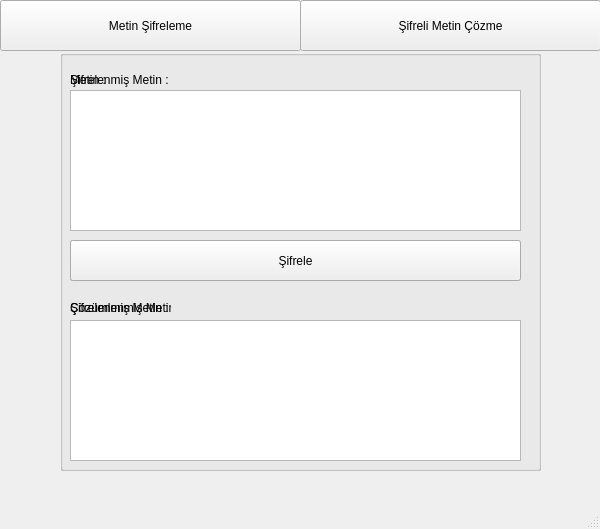
This is msgsfr.ui in IMaresaLI/General as Qt 5 draws it before an edit. The edited form follows.
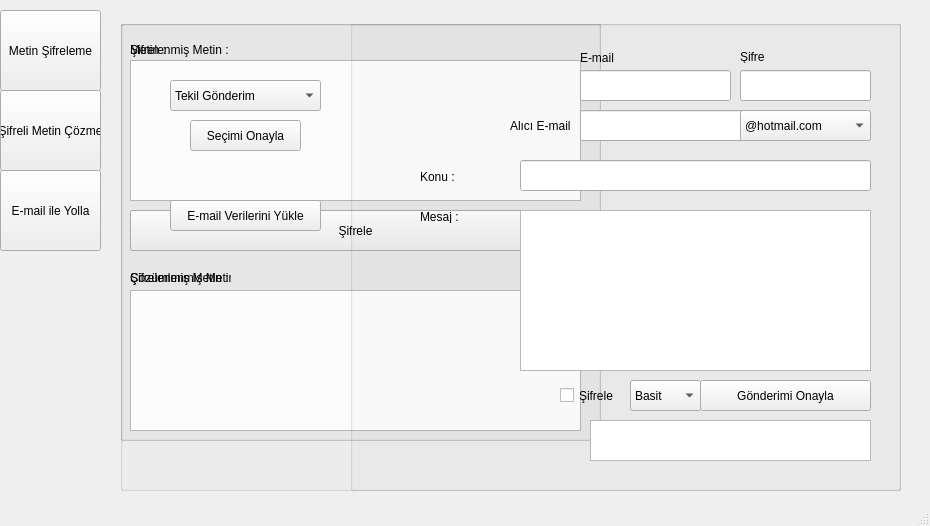
This is the edited form.

```diff
--- a/msgsfr.ui
+++ b/msgsfr.ui
@@ -6,10 +6,16 @@
    <rect>
     <x>0</x>
     <y>0</y>
-    <width>600</width>
-    <height>529</height>
+    <width>930</width>
+    <height>526</height>
    </rect>
   </property>
+  <property name="maximumSize">
+   <size>
+    <width>930</width>
+    <height>526</height>
+   </size>
+  </property>
   <property name="windowTitle">
    <string>Metin Şifreleme | Maresal PRM</string>
   </property>
@@ -17,8 +23,8 @@
    <widget class="QGroupBox" name="groupBox">
     <property name="geometry">
      <rect>
-      <x>60</x>
-      <y>50</y>
+      <x>120</x>
+      <y>20</y>
       <width>481</width>
       <height>421</height>
      </rect>
@@ -115,9 +121,9 @@
     <property name="geometry">
      <rect>
       <x>0</x>
-      <y>0</y>
-      <width>301</width>
-      <height>51</height>
+      <y>10</y>
+      <width>101</width>
+      <height>81</height>
      </rect>
     </property>
     <property name="text">
@@ -127,21 +133,40 @@
    <widget class="QPushButton" name="pushButton_3">
     <property name="geometry">
      <rect>
-      <x>300</x>
-      <y>0</y>
-      <width>301</width>
-      <height>51</height>
+      <x>0</x>
+      <y>90</y>
+      <width>101</width>
+      <height>81</height>
      </rect>
     </property>
     <property name="text">
      <string>Şifreli Metin Çözme</string>
     </property>
    </widget>
+   <widget class="QPushButton" name="pushButton_4">
+    <property name="geometry">
+     <rect>
+      <x>0</x>
+      <y>170</y>
+      <width>101</width>
+      <height>81</height>
+     </rect>
+    </property>
+    <property name="text">
+     <string>E-mail ile Yolla</string>
+    </property>
+    <property name="checkable">
+     <bool>false</bool>
+    </property>
+    <property name="default">
+     <bool>false</bool>
+    </property>
+   </widget>
    <widget class="QGroupBox" name="groupBox_2">
     <property name="geometry">
      <rect>
-      <x>60</x>
-      <y>50</y>
+      <x>120</x>
+      <y>20</y>
       <width>481</width>
       <height>421</height>
      </rect>
@@ -209,6 +234,322 @@
      </property>
     </widget>
    </widget>
+   <widget class="QGroupBox" name="groupBox_4">
+    <property name="geometry">
+     <rect>
+      <x>120</x>
+      <y>20</y>
+      <width>781</width>
+      <height>471</height>
+     </rect>
+    </property>
+    <property name="title">
+     <string/>
+    </property>
+    <widget class="QPushButton" name="pushButton_10">
+     <property name="geometry">
+      <rect>
+       <x>50</x>
+       <y>180</y>
+       <width>151</width>
+       <height>31</height>
+      </rect>
+     </property>
+     <property name="text">
+      <string>E-mail Verilerini Yükle</string>
+     </property>
+    </widget>
+    <widget class="QPushButton" name="pushButton_9">
+     <property name="geometry">
+      <rect>
+       <x>70</x>
+       <y>100</y>
+       <width>111</width>
+       <height>31</height>
+      </rect>
+     </property>
+     <property name="text">
+      <string>Seçimi Onayla</string>
+     </property>
+    </widget>
+    <widget class="QComboBox" name="comboBox_5">
+     <property name="geometry">
+      <rect>
+       <x>50</x>
+       <y>60</y>
+       <width>151</width>
+       <height>31</height>
+      </rect>
+     </property>
+     <item>
+      <property name="text">
+       <string>Tekil Gönderim</string>
+      </property>
+     </item>
+     <item>
+      <property name="text">
+       <string>Toplu Gönderim</string>
+      </property>
+     </item>
+    </widget>
+    <widget class="QGroupBox" name="groupBox_3">
+     <property name="geometry">
+      <rect>
+       <x>230</x>
+       <y>0</y>
+       <width>551</width>
+       <height>471</height>
+      </rect>
+     </property>
+     <property name="title">
+      <string/>
+     </property>
+     <widget class="QLabel" name="label_5">
+      <property name="geometry">
+       <rect>
+        <x>230</x>
+        <y>30</y>
+        <width>91</width>
+        <height>16</height>
+       </rect>
+      </property>
+      <property name="text">
+       <string>E-mail</string>
+      </property>
+     </widget>
+     <widget class="QLabel" name="label_9">
+      <property name="geometry">
+       <rect>
+        <x>70</x>
+        <y>150</y>
+        <width>47</width>
+        <height>13</height>
+       </rect>
+      </property>
+      <property name="text">
+       <string>Konu :</string>
+      </property>
+     </widget>
+     <widget class="QComboBox" name="comboBox_4">
+      <property name="geometry">
+       <rect>
+        <x>390</x>
+        <y>90</y>
+        <width>131</width>
+        <height>31</height>
+       </rect>
+      </property>
+      <item>
+       <property name="text">
+        <string>@hotmail.com</string>
+       </property>
+      </item>
+      <item>
+       <property name="text">
+        <string>@hotmail.com.tr</string>
+       </property>
+      </item>
+      <item>
+       <property name="text">
+        <string>@outlook.com</string>
+       </property>
+      </item>
+      <item>
+       <property name="text">
+        <string>@outlook.com.tr</string>
+       </property>
+      </item>
+     </widget>
+     <widget class="QCheckBox" name="checkBox">
+      <property name="geometry">
+       <rect>
+        <x>210</x>
+        <y>360</y>
+        <width>70</width>
+        <height>31</height>
+       </rect>
+      </property>
+      <property name="text">
+       <string>Şifrele</string>
+      </property>
+     </widget>
+     <widget class="QLabel" name="label_6">
+      <property name="geometry">
+       <rect>
+        <x>390</x>
+        <y>30</y>
+        <width>47</width>
+        <height>13</height>
+       </rect>
+      </property>
+      <property name="text">
+       <string>Şifre</string>
+      </property>
+     </widget>
+     <widget class="QLabel" name="label_8">
+      <property name="geometry">
+       <rect>
+        <x>160</x>
+        <y>90</y>
+        <width>61</width>
+        <height>31</height>
+       </rect>
+      </property>
+      <property name="text">
+       <string>Alıcı E-mail :</string>
+      </property>
+     </widget>
+     <widget class="QLineEdit" name="lineEdit_4">
+      <property name="geometry">
+       <rect>
+        <x>230</x>
+        <y>50</y>
+        <width>151</width>
+        <height>31</height>
+       </rect>
+      </property>
+     </widget>
+     <widget class="QLineEdit" name="lineEdit">
+      <property name="geometry">
+       <rect>
+        <x>230</x>
+        <y>90</y>
+        <width>291</width>
+        <height>31</height>
+       </rect>
+      </property>
+     </widget>
+     <widget class="QComboBox" name="comboBox_3">
+      <property name="geometry">
+       <rect>
+        <x>280</x>
+        <y>360</y>
+        <width>71</width>
+        <height>31</height>
+       </rect>
+      </property>
+      <item>
+       <property name="text">
+        <string>Basit</string>
+       </property>
+      </item>
+      <item>
+       <property name="text">
+        <string>Orta</string>
+       </property>
+      </item>
+      <item>
+       <property name="text">
+        <string>Zor</string>
+       </property>
+      </item>
+     </widget>
+     <widget class="QLineEdit" name="lineEdit_3">
+      <property name="geometry">
+       <rect>
+        <x>390</x>
+        <y>50</y>
+        <width>131</width>
+        <height>31</height>
+       </rect>
+      </property>
+      <property name="echoMode">
+       <enum>QLineEdit::Password</enum>
+      </property>
+     </widget>
+     <widget class="QLabel" name="label_7">
+      <property name="geometry">
+       <rect>
+        <x>70</x>
+        <y>190</y>
+        <width>47</width>
+        <height>13</height>
+       </rect>
+      </property>
+      <property name="text">
+       <string>Mesaj :</string>
+      </property>
+     </widget>
+     <widget class="QLineEdit" name="lineEdit_2">
+      <property name="geometry">
+       <rect>
+        <x>170</x>
+        <y>140</y>
+        <width>351</width>
+        <height>31</height>
+       </rect>
+      </property>
+     </widget>
+     <widget class="QPushButton" name="pushButton_8">
+      <property name="geometry">
+       <rect>
+        <x>350</x>
+        <y>360</y>
+        <width>171</width>
+        <height>31</height>
+       </rect>
+      </property>
+      <property name="text">
+       <string>Gönderimi Onayla</string>
+      </property>
+     </widget>
+     <widget class="QTextBrowser" name="textBrowser_4">
+      <property name="geometry">
+       <rect>
+        <x>240</x>
+        <y>400</y>
+        <width>281</width>
+        <height>41</height>
+       </rect>
+      </property>
+     </widget>
+     <widget class="QTextEdit" name="textEdit_4">
+      <property name="geometry">
+       <rect>
+        <x>170</x>
+        <y>190</y>
+        <width>351</width>
+        <height>161</height>
+       </rect>
+      </property>
+     </widget>
+     <zorder>lineEdit</zorder>
+     <zorder>label_5</zorder>
+     <zorder>label_9</zorder>
+     <zorder>comboBox_4</zorder>
+     <zorder>checkBox</zorder>
+     <zorder>label_6</zorder>
+     <zorder>label_8</zorder>
+     <zorder>lineEdit_4</zorder>
+     <zorder>comboBox_3</zorder>
+     <zorder>lineEdit_3</zorder>
+     <zorder>label_7</zorder>
+     <zorder>lineEdit_2</zorder>
+     <zorder>pushButton_8</zorder>
+     <zorder>textBrowser_4</zorder>
+     <zorder>textEdit_4</zorder>
+    </widget>
+   </widget>
+   <widget class="QLabel" name="label_10">
+    <property name="geometry">
+     <rect>
+      <x>16</x>
+      <y>0</y>
+      <width>901</width>
+      <height>491</height>
+     </rect>
+    </property>
+    <property name="text">
+     <string/>
+    </property>
+   </widget>
+   <zorder>label_10</zorder>
+   <zorder>groupBox</zorder>
+   <zorder>pushButton_2</zorder>
+   <zorder>pushButton_3</zorder>
+   <zorder>pushButton_4</zorder>
+   <zorder>groupBox_2</zorder>
+   <zorder>groupBox_4</zorder>
   </widget>
   <widget class="QMenuBar" name="menubar">
    <property name="geometry">
```
Left out of the diff: 4 changed lines with no effect on the pictures.
